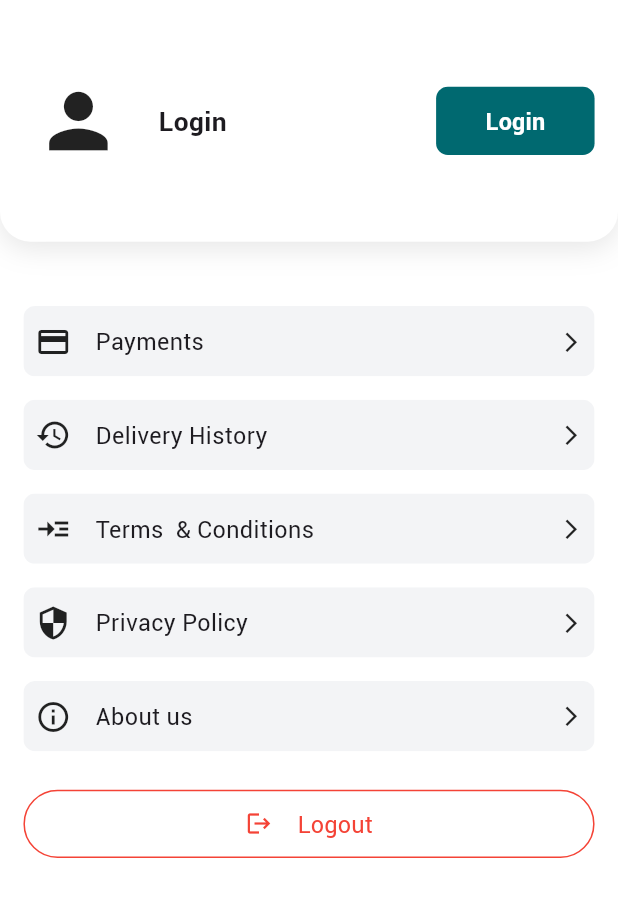
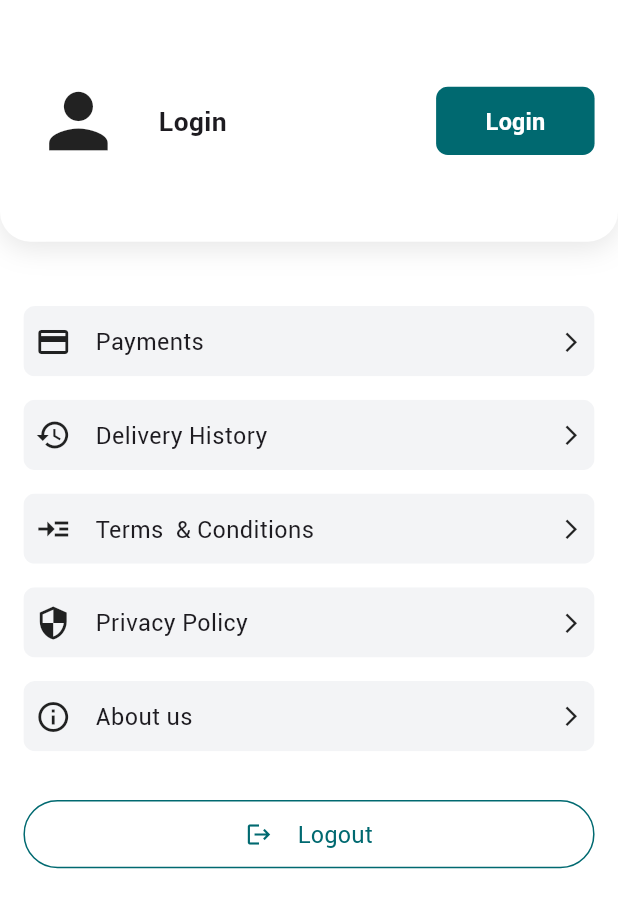
Before and after one commit to tarikbinaziz/parcel_track, a Flutter app: the ProfileScreen screen opened directly, on a phone screen of 412 x 824 dp. Shown: the top 908 px of the screen. Run offline on Flutter 3.47's test engine with Material 3 defaults, Android fonts, the phone set to English and light mode, and no system bars; our stand-ins replace cached_network_image, carousel_slider, dio, flutter_easyloading, flutter_form_builder, flutter_riverpod and 12 more; missing offline and left inert: flutter_downloader; accounts and stored records are empty; generated files the repository leaves out were written again; Roboto replaces fonts that are missing (Rotobo); project files that could hold a hidden picture were left out.

Commit message:
complete demo

```diff
--- a/lib/views/dashboard/profile_screen/profile_screen.dart
+++ b/lib/views/dashboard/profile_screen/profile_screen.dart
@@ -67,7 +67,7 @@ class ProfileScreen extends StatelessWidget {
                         title: S.of(context).aboutUs,
                         onTap: () {},
                       ),
-                      25.ph,
+                      32.ph,
                       SizedBox(
                         width: double.infinity,
                         child: TextButton(
@@ -79,7 +79,7 @@ class ProfileScreen extends StatelessWidget {
                                 RoundedRectangleBorder(
                                     borderRadius: BorderRadius.circular(50.r))),
                             side: WidgetStateProperty.all(
-                                const BorderSide(color: Colors.red)),
+                                const BorderSide(color: AppColor.primaryColor)),
                             padding: WidgetStateProperty.all(
                                 EdgeInsets.symmetric(
                                     horizontal: 16.r, vertical: 12.r)),
@@ -89,13 +89,13 @@ class ProfileScreen extends StatelessWidget {
                             children: [
                               const Icon(
                                 Icons.logout,
-                                color: Colors.red,
+                                color: AppColor.primaryColor,
                               ),
                               16.pw,
                               Text(
                                 S.of(context).logout,
                                 style: AppTextStyle.normalBody
-                                    .copyWith(color: Colors.red),
+                                    .copyWith(color: AppColor.primaryColor),
                               ),
                             ],
                           ),
```
